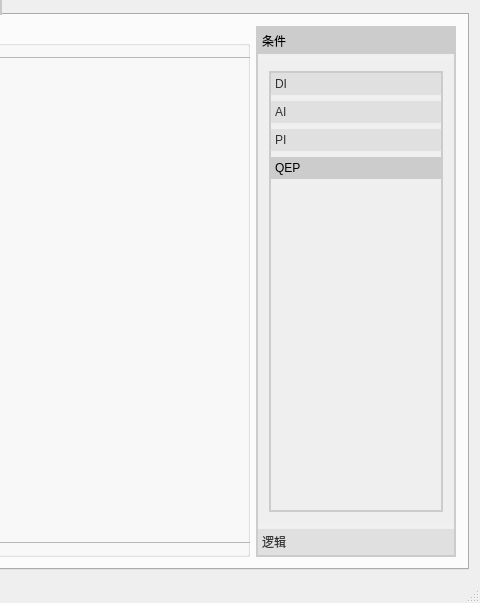
The window that mainwindow.ui (su0814/qt_spc100) describes before a commit, drawn with Qt 5; both pictures show x 720 to 1200 and y 97 to 700 of the 1200 by 700 pixel window.
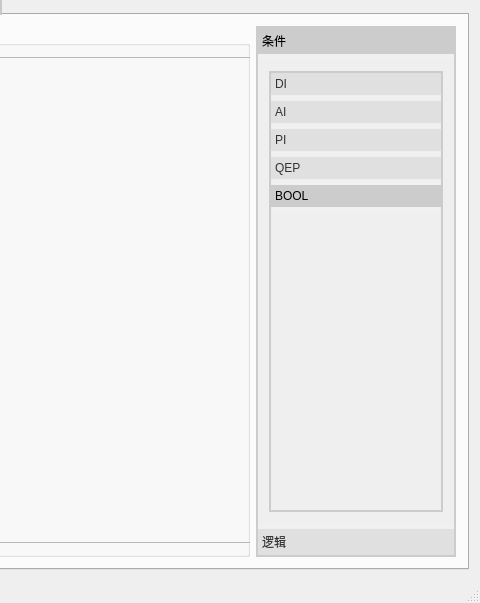
The same window after the commit. The open tabs and pages were chosen to show the change. Icons and pictures are not drawn.

Commit message: 增加bool类型的条件

The edit to the form file:
```diff
--- a/mainwindow.ui
+++ b/mainwindow.ui
@@ -2228,8 +2228,8 @@
             <rect>
              <x>0</x>
              <y>0</y>
-             <width>90</width>
-             <height>162</height>
+             <width>196</width>
+             <height>518</height>
             </rect>
            </property>
            <attribute name="label">
@@ -2242,7 +2242,7 @@
                <string notr="true">QToolBox::scroll-area { width: 10px; }</string>
               </property>
               <property name="currentIndex">
-               <number>3</number>
+               <number>4</number>
               </property>
               <widget class="QWidget" name="page_condi_di">
                <property name="geometry">
@@ -2288,14 +2288,27 @@
                 <rect>
                  <x>0</x>
                  <y>0</y>
-                 <width>72</width>
-                 <height>52</height>
+                 <width>100</width>
+                 <height>30</height>
                 </rect>
                </property>
                <attribute name="label">
                 <string>QEP</string>
                </attribute>
               </widget>
+              <widget class="QWidget" name="page_condi_bool">
+               <property name="geometry">
+                <rect>
+                 <x>0</x>
+                 <y>0</y>
+                 <width>178</width>
+                 <height>385</height>
+                </rect>
+               </property>
+               <attribute name="label">
+                <string>BOOL</string>
+               </attribute>
+              </widget>
              </widget>
             </item>
            </layout>
```
The commit also changes 14 other files.
